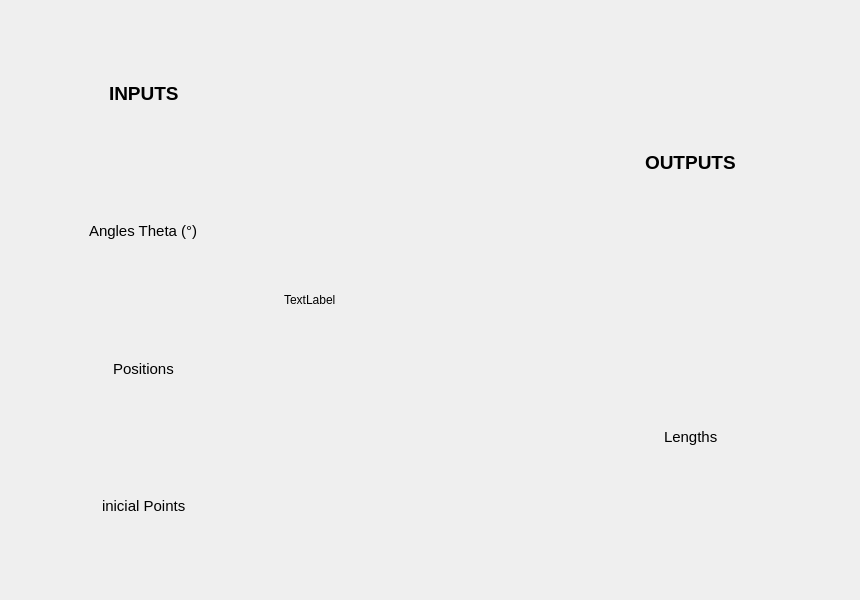
First picture: the form in gui/uis/pages/main_pages.ui, repository Bharuck/Proyecto_TMM, before the edit.
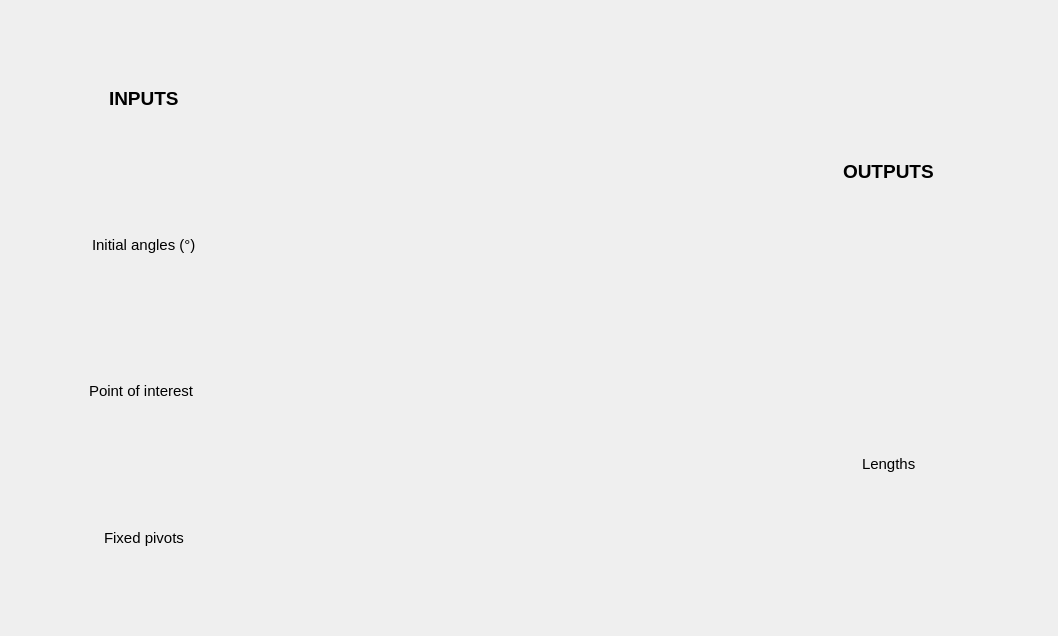
Second picture: the form after the edit.

```diff
--- a/gui/uis/pages/main_pages.ui
+++ b/gui/uis/pages/main_pages.ui
@@ -6,8 +6,8 @@
    <rect>
     <x>0</x>
     <y>0</y>
-    <width>860</width>
-    <height>600</height>
+    <width>1058</width>
+    <height>636</height>
    </rect>
   </property>
   <property name="windowTitle">
@@ -206,7 +206,7 @@
              <item alignment="Qt::AlignHCenter">
               <widget class="QLabel" name="label_5">
                <property name="text">
-                <string>&lt;html&gt;&lt;head/&gt;&lt;body&gt;&lt;p&gt;&lt;span style=&quot; font-size:11pt;&quot;&gt;Angles Theta (°)&lt;/span&gt;&lt;/p&gt;&lt;/body&gt;&lt;/html&gt;</string>
+                <string>&lt;html&gt;&lt;head/&gt;&lt;body&gt;&lt;p&gt;&lt;span style=&quot; font-size:11pt;&quot;&gt;Initial angles (°)&lt;/span&gt;&lt;/p&gt;&lt;/body&gt;&lt;/html&gt;</string>
                </property>
               </widget>
              </item>
@@ -222,7 +222,8 @@
              <item alignment="Qt::AlignHCenter">
               <widget class="QLabel" name="label_6">
                <property name="text">
-                <string>&lt;html&gt;&lt;head/&gt;&lt;body&gt;&lt;p&gt;&lt;span style=&quot; font-size:11pt;&quot;&gt;Positions&lt;/span&gt;&lt;/p&gt;&lt;/body&gt;&lt;/html&gt;</string>
+                <string>&lt;html&gt;&lt;head/&gt;&lt;body&gt;&lt;p&gt;&lt;span style=&quot; font-size:11pt;&quot;&gt;Point of interest
+&lt;/span&gt;&lt;/p&gt;&lt;/body&gt;&lt;/html&gt;</string>
                </property>
               </widget>
              </item>
@@ -238,7 +239,7 @@
              <item alignment="Qt::AlignHCenter">
               <widget class="QLabel" name="label_7">
                <property name="text">
-                <string>&lt;html&gt;&lt;head/&gt;&lt;body&gt;&lt;p&gt;&lt;span style=&quot; font-size:11pt;&quot;&gt;inicial Points&lt;/span&gt;&lt;/p&gt;&lt;/body&gt;&lt;/html&gt;</string>
+                <string>&lt;html&gt;&lt;head/&gt;&lt;body&gt;&lt;p&gt;&lt;span style=&quot; font-size:11pt;&quot;&gt;Fixed pivots&lt;/span&gt;&lt;/p&gt;&lt;/body&gt;&lt;/html&gt;</string>
                </property>
               </widget>
              </item>
@@ -261,11 +262,7 @@
             </property>
             <layout class="QVBoxLayout" name="verticalLayout_2">
              <item>
-              <widget class="QLabel" name="label_3">
-               <property name="text">
-                <string>TextLabel</string>
-               </property>
-              </widget>
+              <layout class="QVBoxLayout" name="image_latout"/>
              </item>
              <item>
               <layout class="QHBoxLayout" name="button_layout"/>
```
